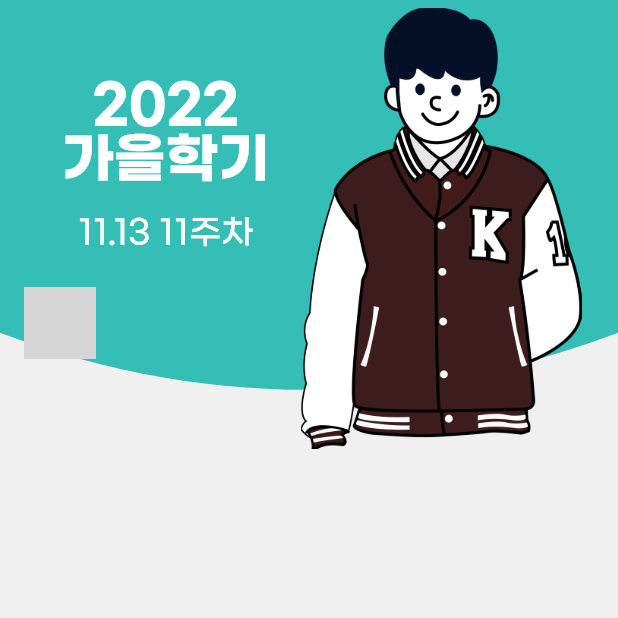
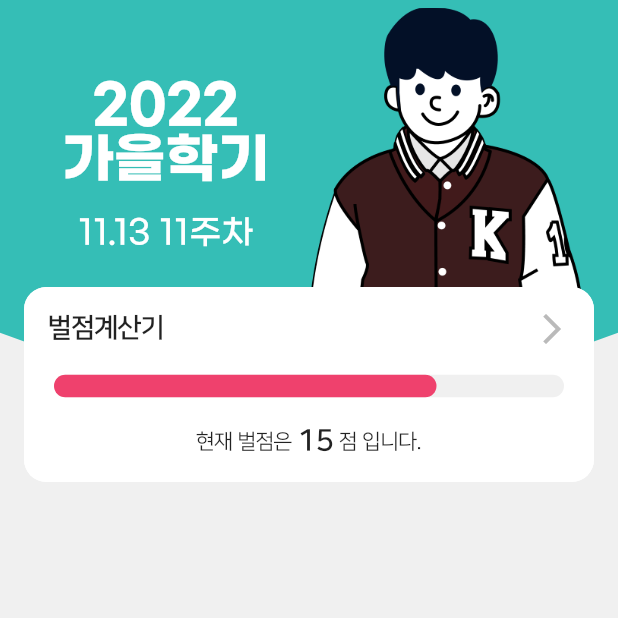
Before and after one commit to kw-dormitory/kw-dormitory-mobile, a Flutter app: the screen it shows after launch, on a phone screen of 412 x 824 dp, the top half of it. Run offline on Flutter 3.47's test engine with Material 2 defaults, Android fonts, the phone set to English and light mode, and no system bars; drawn by our look-alikes of percent_indicator; grey boxes are pictures that could not be loaded.

Commit message:
feat: 벌점계산기 컴포넌트 구현

```diff
--- /dev/null
+++ b/lib/screen/home/components/penalty_counter.dart
@@ -0,0 +1,71 @@
+import 'package:flutter/material.dart';
+import 'package:kw_dormitory/constants.dart';
+import 'package:percent_indicator/percent_indicator.dart';
+
+class PenaltyCounter extends StatelessWidget {
+  PenaltyCounter({Key? key, required this.score}) : super(key: key);
+
+  late int score;
+
+  @override
+  Widget build(BuildContext context) {
+    Size size = MediaQuery.of(context).size;
+
+    return Material(
+      borderRadius: BorderRadius.all(Radius.circular(15)),
+      color: Colors.white,
+      child: Ink(
+        width: size.width - 32,
+        height: 130,
+        decoration: BoxDecoration(
+            color: Colors.white,
+            borderRadius: BorderRadius.all(Radius.circular(15))),
+        child: InkWell(
+          onTap: () {},
+          borderRadius: BorderRadius.all(Radius.circular(15)),
+          child: Padding(
+            padding: const EdgeInsets.all(16),
+            child: Column(
+              crossAxisAlignment: CrossAxisAlignment.center,
+              mainAxisAlignment: MainAxisAlignment.spaceBetween,
+              children: [
+                Row(
+                  mainAxisSize: MainAxisSize.max,
+                  mainAxisAlignment: MainAxisAlignment.spaceBetween,
+                  children: [
+                    Text(
+                      "벌점계산기",
+                      style:
+                          TextStyle(fontSize: 18, fontWeight: FontWeight.bold),
+                    ),
+                    Icon(Icons.arrow_forward_ios_sharp, color: kGreyColor)
+                  ],
+                ),
+                LinearPercentIndicator(
+                  percent: score / 20,
+                  progressColor: kAccentColor,
+                  backgroundColor: kBackgroundColor,
+                  lineHeight: 15,
+                  animation: true,
+                  barRadius: Radius.circular(12),
+                  padding: EdgeInsets.symmetric(horizontal: 4),
+                ),
+                Row(
+                  mainAxisSize: MainAxisSize.max,
+                  mainAxisAlignment: MainAxisAlignment.center,
+                  children: [
+                    Text("현재 벌점은 "),
+                    Text("$score",
+                        style: TextStyle(
+                            fontSize: 20, fontWeight: FontWeight.bold)),
+                    Text(" 점 입니다.")
+                  ],
+                )
+              ],
+            ),
+          ),
+        ),
+      ),
+    );
+  }
+}
--- a/lib/screen/home/home_screen.dart
+++ b/lib/screen/home/home_screen.dart
@@ -39,7 +39,7 @@ class _HomeScreenState extends State<HomeScreen> {
               child: Padding(
                 padding: const EdgeInsets.all(16),
                 child: Column(
-                  children: [PenaltyCounter()],
+                  children: [PenaltyCounter(score: 15)],
                 ),
               ),
             ),
```
